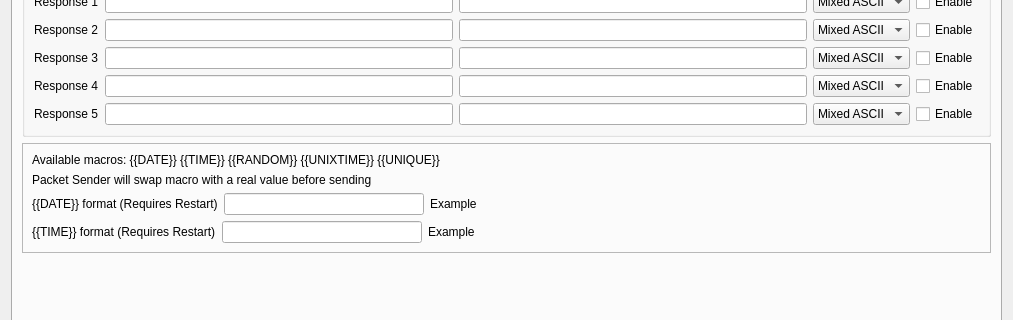
Before: the Qt Designer form src/settings.ui in dannagle/PacketSender, drawn with Qt 5; both pictures show x 0 to 1013 and y 116 to 436 of the 1013 by 583 pixel window.
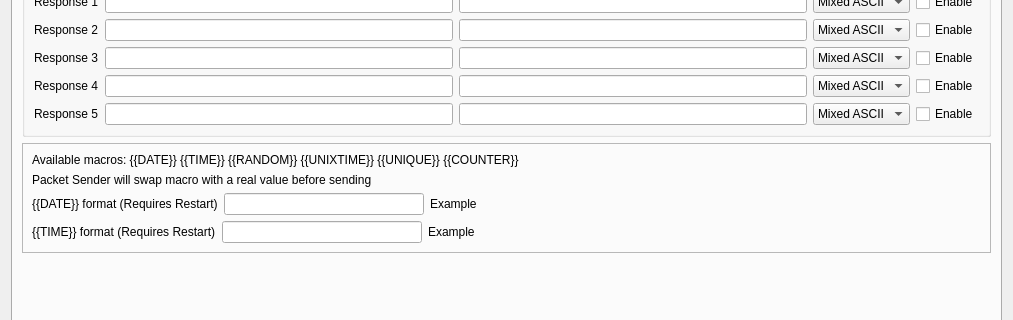
After: the same form once the commit is applied.

Commit message: add incremental counter support for macros #110

What changed in the file:
```diff
--- a/src/settings.ui
+++ b/src/settings.ui
@@ -960,7 +960,7 @@
             <item>
              <widget class="QLabel" name="label_8">
               <property name="text">
-               <string>Available macros: {{DATE}} {{TIME}} {{RANDOM}} {{UNIXTIME}} {{UNIQUE}}</string>
+               <string>Available macros: {{DATE}} {{TIME}} {{RANDOM}} {{UNIXTIME}} {{UNIQUE}} {{COUNTER}}</string>
               </property>
              </widget>
             </item>
```
The commit also changes 2 other files.
